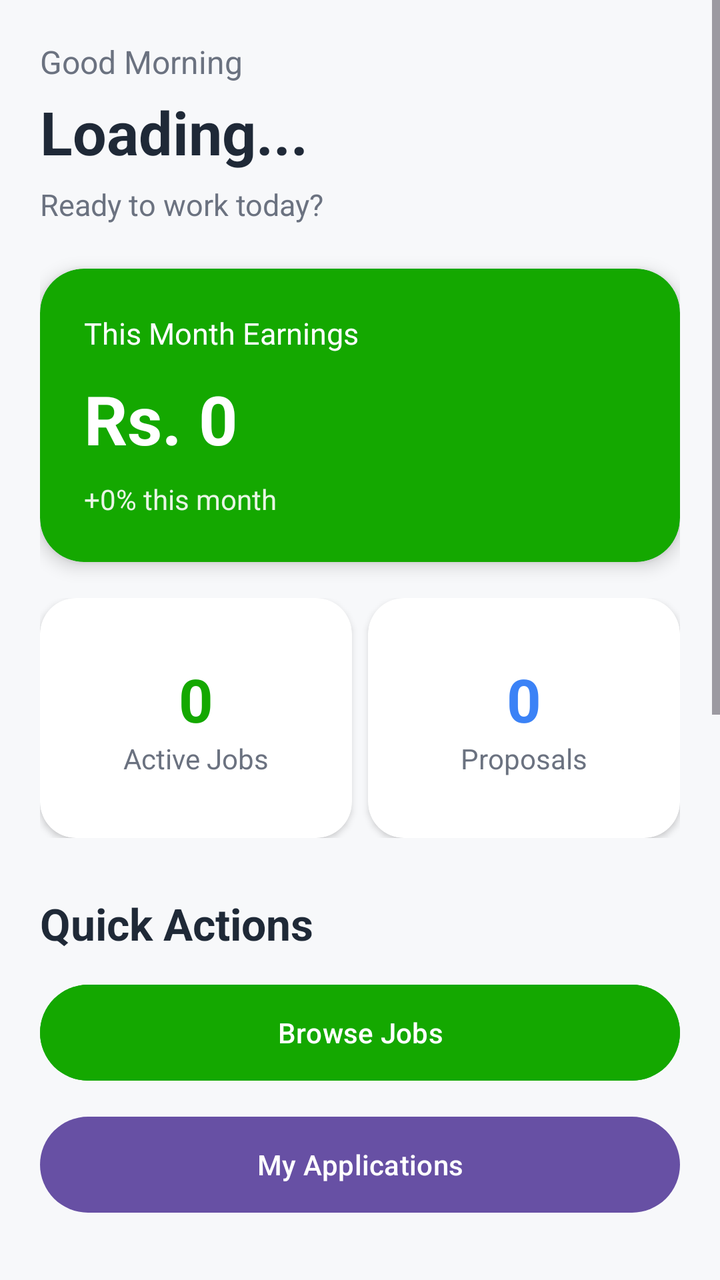
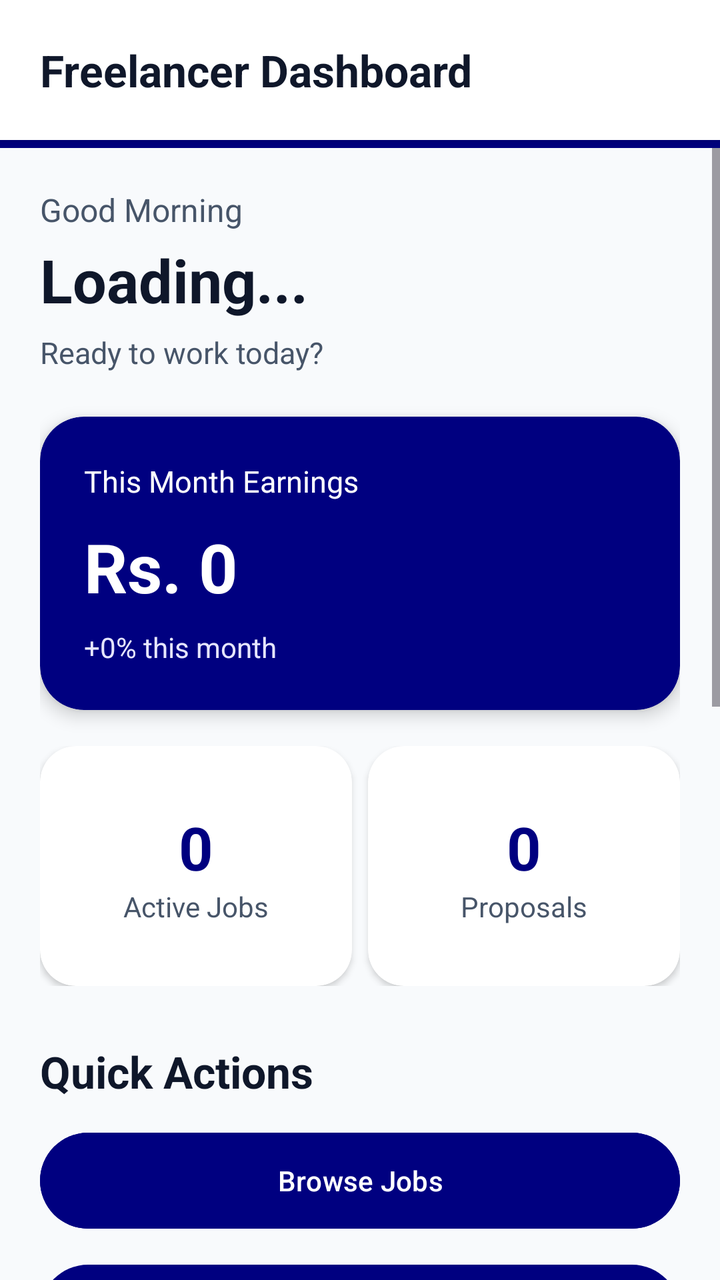

Compare the two renders of this Android layout. The source of the first and the diff that turns it into the second are given below.
<!-- AndroidManifest.xml: application theme Theme.MiniJobHunt -->
<!-- res/layout/fragment_freelancer_dashboard.xml -->
<?xml version="1.0" encoding="utf-8"?>
<ScrollView xmlns:android="http://schemas.android.com/apk/res/android"
    xmlns:app="http://schemas.android.com/apk/res-auto"
    android:layout_width="match_parent"
    android:layout_height="match_parent"
    android:fillViewport="true"
    android:background="@color/background">

    <LinearLayout
        android:layout_width="match_parent"
        android:layout_height="wrap_content"
        android:orientation="vertical"
        android:padding="20dp">

        

        <TextView
            android:id="@+id/txtGreeting"
            android:layout_width="wrap_content"
            android:layout_height="wrap_content"
            android:text="Good Morning"
            android:textColor="@color/text_secondary"
            android:textSize="16sp" />

        <LinearLayout
            android:layout_width="wrap_content"
            android:layout_height="wrap_content"
            android:layout_marginTop="4dp"
            android:orientation="horizontal"
            android:gravity="center_vertical">

            <TextView
                android:id="@+id/txtUserName"
                android:layout_width="wrap_content"
                android:layout_height="wrap_content"
                android:text="Loading..."
                android:textStyle="bold"
                android:textSize="30sp"
                android:textColor="@color/text_primary" />

            <ImageView
                android:id="@+id/imgVerifiedBadge"
                android:layout_width="24dp"
                android:layout_height="24dp"
                android:layout_marginStart="8dp"
                android:src="@drawable/ic_verified"
                android:visibility="gone"
                android:contentDescription="Verified" />

        </LinearLayout>

        <TextView
            android:id="@+id/txtSubtitle"
            android:layout_width="wrap_content"
            android:layout_height="wrap_content"
            android:layout_marginTop="6dp"
            android:text="Ready to work today?"
            android:textColor="@color/text_secondary"
            android:textSize="15sp" />

        

        <androidx.cardview.widget.CardView
            android:layout_width="match_parent"
            android:layout_height="wrap_content"
            android:layout_marginTop="22dp"
            app:cardBackgroundColor="@color/primary"
            app:cardCornerRadius="22dp"
            app:cardElevation="5dp">

            <LinearLayout
                android:layout_width="match_parent"
                android:layout_height="wrap_content"
                android:orientation="vertical"
                android:padding="22dp">

                <TextView
                    android:layout_width="wrap_content"
                    android:layout_height="wrap_content"
                    android:text="This Month Earnings"
                    android:textColor="@android:color/white"
                    android:textSize="15sp" />

                <TextView
                    android:id="@+id/txtEarnings"
                    android:layout_width="wrap_content"
                    android:layout_height="wrap_content"
                    android:layout_marginTop="10dp"
                    android:text="Rs. 0"
                    android:textColor="@android:color/white"
                    android:textSize="34sp"
                    android:textStyle="bold" />

                <TextView
                    android:id="@+id/txtGrowth"
                    android:layout_width="wrap_content"
                    android:layout_height="wrap_content"
                    android:layout_marginTop="8dp"
                    android:text="+0% this month"
                    android:textColor="@color/primary_light" />

            </LinearLayout>

        </androidx.cardview.widget.CardView>

        

        <LinearLayout
            android:layout_width="match_parent"
            android:layout_height="wrap_content"
            android:layout_marginTop="18dp"
            android:orientation="horizontal">

            <androidx.cardview.widget.CardView
                android:layout_width="0dp"
                android:layout_height="120dp"
                android:layout_weight="1"
                android:layout_marginEnd="8dp"
                app:cardBackgroundColor="@color/surface"
                app:cardCornerRadius="18dp">

                <LinearLayout
                    android:layout_width="match_parent"
                    android:layout_height="match_parent"
                    android:gravity="center"
                    android:orientation="vertical">

                    <TextView
                        android:id="@+id/txtActiveJobs"
                        android:layout_width="wrap_content"
                        android:layout_height="wrap_content"
                        android:text="0"
                        android:textColor="@color/primary"
                        android:textSize="30sp"
                        android:textStyle="bold" />

                    <TextView
                        android:layout_width="wrap_content"
                        android:layout_height="wrap_content"
                        android:text="Active Jobs"
                        android:textColor="@color/text_secondary" />

                </LinearLayout>

            </androidx.cardview.widget.CardView>

            <androidx.cardview.widget.CardView
                android:layout_width="0dp"
                android:layout_height="120dp"
                android:layout_weight="1"
                app:cardBackgroundColor="@color/surface"
                app:cardCornerRadius="18dp">

                <LinearLayout
                    android:layout_width="match_parent"
                    android:layout_height="match_parent"
                    android:gravity="center"
                    android:orientation="vertical">

                    <TextView
                        android:id="@+id/txtProposals"
                        android:layout_width="wrap_content"
                        android:layout_height="wrap_content"
                        android:text="0"
                        android:textColor="@color/info"
                        android:textSize="30sp"
                        android:textStyle="bold" />

                    <TextView
                        android:layout_width="wrap_content"
                        android:layout_height="wrap_content"
                        android:text="Proposals"
                        android:textColor="@color/text_secondary" />

                </LinearLayout>

            </androidx.cardview.widget.CardView>

        </LinearLayout>

        

        <TextView
            android:layout_width="wrap_content"
            android:layout_height="wrap_content"
            android:layout_marginTop="28dp"
            android:text="Quick Actions"
            android:textColor="@color/text_primary"
            android:textSize="22sp"
            android:textStyle="bold" />

        <Button
            android:id="@+id/btnBrowseJobs"
            android:layout_width="match_parent"
            android:layout_height="56dp"
            android:layout_marginTop="12dp"
            android:text="Browse Jobs"
            android:textAllCaps="false"
            android:textColor="@android:color/white"
            android:backgroundTint="@color/primary" />

        <Button
            android:id="@+id/btnApplications"
            android:layout_width="match_parent"
            android:layout_height="56dp"
            android:layout_marginTop="10dp"
            android:text="My Applications"
            android:textAllCaps="false" />

        

        <TextView
            android:layout_width="wrap_content"
            android:layout_height="wrap_content"
            android:layout_marginTop="30dp"
            android:text="Performance"
            android:textColor="@color/text_primary"
            android:textSize="22sp"
            android:textStyle="bold" />

        <androidx.cardview.widget.CardView
            android:layout_width="match_parent"
            android:layout_height="wrap_content"
            android:layout_marginTop="12dp"
            app:cardBackgroundColor="@color/primary_light"
            app:cardCornerRadius="18dp">

            <LinearLayout
                android:layout_width="match_parent"
                android:layout_height="wrap_content"
                android:gravity="center"
                android:orientation="vertical"
                android:padding="22dp">

                <TextView
                    android:id="@+id/txtRating"
                    android:layout_width="wrap_content"
                    android:layout_height="wrap_content"
                    android:text="⭐ 0.0"
                    android:textColor="@color/primary"
                    android:textSize="30sp"
                    android:textStyle="bold" />

                <TextView
                    android:id="@+id/txtRatingText"
                    android:layout_width="wrap_content"
                    android:layout_height="wrap_content"
                    android:layout_marginTop="6dp"
                    android:text="No ratings yet"
                    android:textColor="@color/text_secondary" />

            </LinearLayout>

        </androidx.cardview.widget.CardView>

        

        <TextView
            android:layout_width="wrap_content"
            android:layout_height="wrap_content"
            android:layout_marginTop="30dp"
            android:text="Profile"
            android:textColor="@color/text_primary"
            android:textSize="22sp"
            android:textStyle="bold" />

        <androidx.cardview.widget.CardView
            android:layout_width="match_parent"
            android:layout_height="wrap_content"
            android:layout_marginTop="12dp"
            app:cardCornerRadius="18dp"
            app:cardBackgroundColor="@color/surface">

            <LinearLayout
                android:layout_width="match_parent"
                android:layout_height="wrap_content"
                android:orientation="vertical"
                android:padding="18dp">

                <TextView
                    android:layout_width="wrap_content"
                    android:layout_height="wrap_content"
                    android:text="Professional Title"
                    android:textColor="@color/text_secondary" />

                <TextView
                    android:id="@+id/txtTitle"
                    android:layout_width="wrap_content"
                    android:layout_height="wrap_content"
                    android:layout_marginTop="4dp"
                    android:text="Loading..."
                    android:textColor="@color/text_primary"
                    android:textSize="20sp"
                    android:textStyle="bold" />

                <TextView
                    android:layout_width="wrap_content"
                    android:layout_height="wrap_content"
                    android:layout_marginTop="16dp"
                    android:text="Availability"
                    android:textColor="@color/text_secondary" />

                <TextView
                    android:id="@+id/txtAvailability"
                    android:layout_width="wrap_content"
                    android:layout_height="wrap_content"
                    android:layout_marginTop="4dp"
                    android:text="Available"
                    android:textColor="@color/success"
                    android:textStyle="bold" />

            </LinearLayout>

        </androidx.cardview.widget.CardView>

        <Space
            android:layout_width="match_parent"
            android:layout_height="120dp" />

    </LinearLayout>

</ScrollView>
<!-- resources referenced by this layout -->
<resources>
  <color name="background">#FFF7F8FA</color>
  <color name="info">#FF3B82F6</color>
  <color name="primary">#FF14A800</color>
  <color name="primary_light">#FFE8F5E4</color>
  <color name="success">#FF10B981</color>
  <color name="surface">#FFFFFFFF</color>
  <color name="text_primary">#FF1F2937</color>
  <color name="text_secondary">#FF6B7280</color>
  <!-- drawable ic_verified (drawable) -->
  <vector xmlns:android="http://schemas.android.com/apk/res/android"
      android:width="24dp"
      android:height="24dp"
      android:viewportWidth="24"
      android:viewportHeight="24">
  
      <path
          android:fillColor="#4CAF50"
          android:pathData="M23,12l-2.44,-2.79 0.34,-3.69 -3.61,-0.82L15.4,1 12,2.46 8.6,1 6.71,4.7 3.1,5.51l0.34,3.69L1,12l2.44,2.79 -0.34,3.69 3.61,0.82L8.6,23 12,21.54 15.4,23l1.89,-3.7 3.61,-0.82 -0.34,-3.69zM10,17l-4,-4 1.41,-1.41L10,14.17l6.59,-6.59L18,9l-8,8z"/>
  </vector>
  <style name="Theme.MiniJobHunt" parent="Base.Theme.MiniJobHunt" />
  <style name="Base.Theme.MiniJobHunt" parent="Theme.Material3.DayNight.NoActionBar">
          
          
      </style>
</resources>

<!-- the commit's change to res/layout/fragment_freelancer_dashboard.xml (unified diff, before → after) -->
@@ -1,16 +1,51 @@
 <?xml version="1.0" encoding="utf-8"?>
-<ScrollView xmlns:android="http://schemas.android.com/apk/res/android"
+<LinearLayout xmlns:android="http://schemas.android.com/apk/res/android"
     xmlns:app="http://schemas.android.com/apk/res-auto"
     android:layout_width="match_parent"
     android:layout_height="match_parent"
-    android:fillViewport="true"
+    android:orientation="vertical"
     android:background="@color/background">
 
+    
     <LinearLayout
         android:layout_width="match_parent"
         android:layout_height="wrap_content"
-        android:orientation="vertical"
-        android:padding="20dp">
+        android:orientation="vertical">
+
+        <RelativeLayout
+            android:layout_width="match_parent"
+            android:layout_height="70dp"
+            android:background="@color/surface"
+            android:elevation="4dp"
+            android:paddingHorizontal="20dp">
+
+            <TextView
+                android:layout_width="wrap_content"
+                android:layout_height="wrap_content"
+                android:layout_centerVertical="true"
+                android:text="Freelancer Dashboard"
+                android:textColor="@color/text_primary"
+                android:textSize="22sp"
+                android:textStyle="bold" />
+
+        </RelativeLayout>
+
+        <View
+            android:layout_width="match_parent"
+            android:layout_height="4dp"
+            android:background="@color/primary" />
+    </LinearLayout>
+
+    <ScrollView
+        android:layout_width="match_parent"
+        android:layout_height="match_parent"
+        android:fillViewport="true">
+
+        <LinearLayout
+            android:layout_width="match_parent"
+            android:layout_height="wrap_content"
+            android:orientation="vertical"
+            android:padding="20dp">
 
         
 
@@ -320,3 +355,4 @@
     </LinearLayout>
 
 </ScrollView>
+</LinearLayout>
<!-- resource entries referenced after the edit -->
@@ -1,28 +1,58 @@
 <!-- resources referenced by this layout -->
 <resources>
-  <color name="background">#FFF7F8FA</color>
-  <color name="info">#FF3B82F6</color>
-  <color name="primary">#FF14A800</color>
-  <color name="primary_light">#FFE8F5E4</color>
-  <color name="success">#FF10B981</color>
-  <color name="surface">#FFFFFFFF</color>
-  <color name="text_primary">#FF1F2937</color>
-  <color name="text_secondary">#FF6B7280</color>
+  <color name="background">#F8FAFC</color>
+  <color name="info">#000080</color>
+  <color name="primary">#000080</color>
+  <color name="primary_light">#E6E6FF</color>
+  <color name="success">#10B981</color>
+  <color name="surface">#FFFFFF</color>
+  <color name="text_primary">#0F172A</color>
+  <color name="text_secondary">#475569</color>
   <!-- drawable ic_verified (drawable) -->
   <vector xmlns:android="http://schemas.android.com/apk/res/android"
       android:width="24dp"
       android:height="24dp"
       android:viewportWidth="24"
       android:viewportHeight="24">
-  
       <path
-          android:fillColor="#4CAF50"
-          android:pathData="M23,12l-2.44,-2.79 0.34,-3.69 -3.61,-0.82L15.4,1 12,2.46 8.6,1 6.71,4.7 3.1,5.51l0.34,3.69L1,12l2.44,2.79 -0.34,3.69 3.61,0.82L8.6,23 12,21.54 15.4,23l1.89,-3.7 3.61,-0.82 -0.34,-3.69zM10,17l-4,-4 1.41,-1.41L10,14.17l6.59,-6.59L18,9l-8,8z"/>
+          android:fillColor="@color/info"
+          android:pathData="M23,12l-2.44,-2.79 0.34,-3.69 -3.77,-0.86L15.47,1.2 12,2.7 8.53,1.2 6.87,4.66 3.1,5.52l0.34,3.69L1,12l2.44,2.79 -0.34,3.69 3.77,0.86L8.53,22.8 12,21.3l3.47,1.5 1.66,-3.46 3.77,-0.86 -0.34,-3.69L23,12zm-12.91,4.72l-3.8,-3.81 1.48,-1.48 2.32,2.33 5.85,-5.87 1.48,1.48 -7.33,7.35z"/>
   </vector>
   <style name="Theme.MiniJobHunt" parent="Base.Theme.MiniJobHunt" />
   <style name="Base.Theme.MiniJobHunt" parent="Theme.Material3.DayNight.NoActionBar">
+          <item name="colorPrimary">@color/primary</item>
+          <item name="colorOnPrimary">@color/white</item>
+          <item name="colorPrimaryContainer">@color/primary_light</item>
+          <item name="colorOnPrimaryContainer">@color/primary_dark</item>
+  
+          <item name="colorSecondary">@color/info</item>
+          <item name="colorOnSecondary">@color/white</item>
+  
+          <item name="android:windowBackground">@color/background</item>
+          <item name="android:statusBarColor">@color/background</item>
+          <item name="android:windowLightStatusBar">true</item>
+  
           
-          
+          <item name="textAppearanceHeadlineLarge">@style/AppText.HeadlineLarge</item>
+          <item name="textAppearanceTitleMedium">@style/AppText.TitleMedium</item>
+          <item name="textAppearanceBodyLarge">@style/AppText.BodyLarge</item>
+      </style>
+  <color name="white">#FFFFFF</color>
+  <color name="primary_dark">#000066</color>
+  <style name="AppText.HeadlineLarge">
+          <item name="android:textSize">30sp</item>
+          <item name="android:textStyle">bold</item>
+          <item name="android:textColor">@color/text_primary</item>
+          <item name="android:letterSpacing">-0.02</item>
+      </style>
+  <style name="AppText.TitleMedium">
+          <item name="android:textSize">18sp</item>
+          <item name="android:textStyle">bold</item>
+          <item name="android:textColor">@color/text_primary</item>
+      </style>
+  <style name="AppText.BodyLarge">
+          <item name="android:textSize">16sp</item>
+          <item name="android:textColor">@color/text_secondary</item>
       </style>
 </resources>
 
